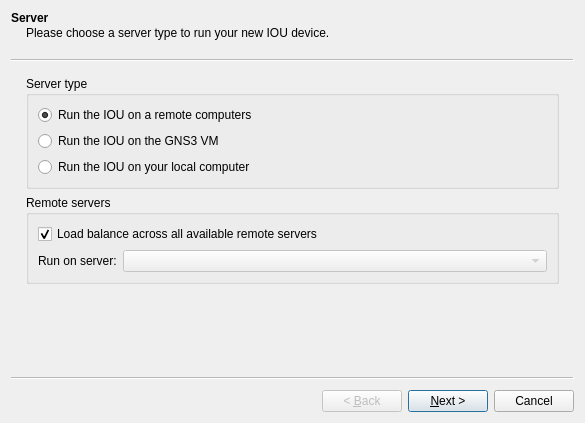
Above: gns3/modules/iou/ui/iou_device_wizard.ui from GNS3/gns3-gui before the change. Below: the same form after it.
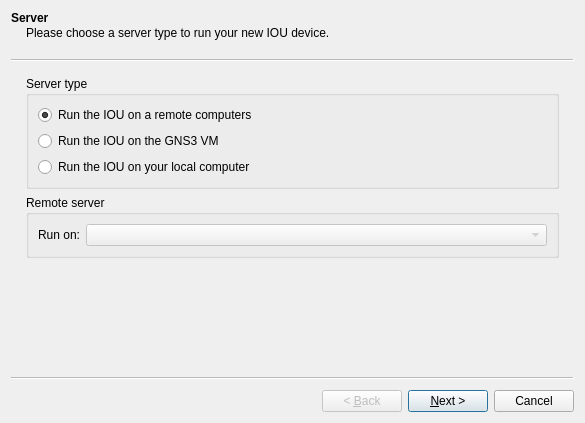
That is the form after the change.

Commit message: Remove load-balancing support. Fixes #1073.

Patch:
```diff
--- a/gns3/modules/iou/ui/iou_device_wizard.ui
+++ b/gns3/modules/iou/ui/iou_device_wizard.ui
@@ -60,27 +60,17 @@
     <item row="1" column="0">
      <widget class="QGroupBox" name="uiRemoteServersGroupBox">
       <property name="title">
-       <string>Remote servers</string>
+       <string>Remote server</string>
       </property>
       <layout class="QGridLayout" name="gridLayout_7">
-       <item row="0" column="0" colspan="2">
-        <widget class="QCheckBox" name="uiLoadBalanceCheckBox">
-         <property name="text">
-          <string>Load balance across all available remote servers</string>
-         </property>
-         <property name="checked">
-          <bool>true</bool>
-         </property>
-        </widget>
-       </item>
-       <item row="1" column="0">
+       <item row="0" column="0">
         <widget class="QLabel" name="uiRemoteServersLabel">
          <property name="text">
-          <string>Run on server:</string>
+          <string>Run on:</string>
          </property>
         </widget>
        </item>
-       <item row="1" column="1">
+       <item row="0" column="1">
         <widget class="QComboBox" name="uiRemoteServersComboBox">
          <property name="enabled">
           <bool>false</bool>
```
The commit also changes 24 other files.
